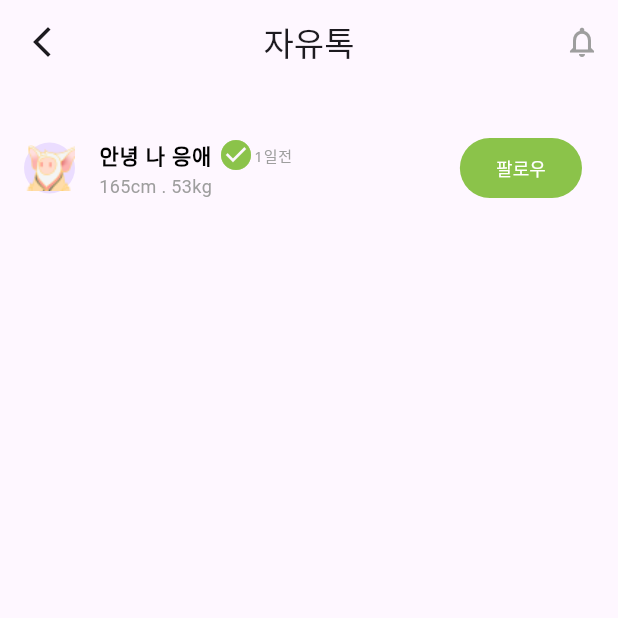
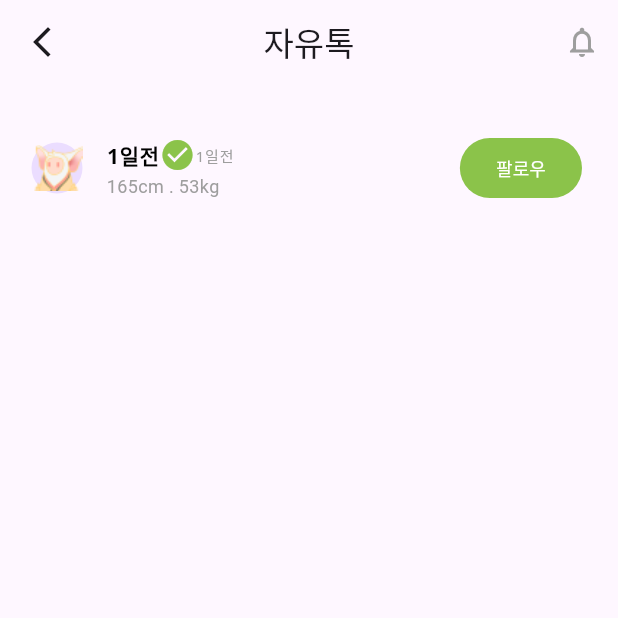
Before and after one commit to Jashwanth-Gowda-R/Hyperhire-assignment, a Flutter app: the screen it shows after launch, on a phone screen of 412 x 824 dp, the top half of it. Run offline on Flutter 3.47's test engine with Material 2 defaults, Android fonts, the phone set to English and light mode, and no system bars; Roboto replaces fonts that are missing (Noto Sans).

Commit message:
refactored post tile widget

```diff
--- a/lib/features/posts/pages/post_details_page.dart
+++ b/lib/features/posts/pages/post_details_page.dart
@@ -1,4 +1,6 @@
+// ignore_for_file: public_member_api_docs, sort_constructors_first
 import 'package:flutter/material.dart';
+import 'package:hyperhire/features/posts/widgets/post_title.dart';
 
 class PostDetailsPage extends StatefulWidget {
   const PostDetailsPage({super.key});
@@ -35,64 +37,16 @@ class _PostDetailsPageState extends State<PostDetailsPage> {
         child: Column(
           children: [
             Container(
-              // padding: const EdgeInsets.only(
-              //   left: 10,
-              //   right: 10,
-              // ),
-              child: ListTile(
-                leading: CircleAvatar(
-                  radius: 17,
-                  child: Image.asset('assets/images/leading.png'),
-                ),
-                title: const Row(
-                  children: [
-                    Text(
-                      '안녕 나 응애 ',
-                      style: TextStyle(
-                        color: Colors.black,
-                        fontWeight: FontWeight.bold,
-                        fontSize: 14,
-                        fontFamily: 'Noto Sans',
-                      ),
-                    ),
-                    Icon(
-                      Icons.check_circle,
-                      color: Colors.lightGreen,
-                    ),
-                    Text(
-                      '1일전',
-                      style: TextStyle(
-                        color: Colors.grey,
-                        fontSize: 10,
-                        fontFamily: 'Noto Sans',
-                      ),
-                    ),
-                  ],
-                ),
-                subtitle: const Text(
-                  '165cm . 53kg',
-                  style: TextStyle(
-                    color: Colors.grey,
-                    fontSize: 12,
-                    fontFamily: 'Roboto',
-                  ),
-                ),
-                trailing: ElevatedButton(
-                  onPressed: () {},
-                  style: ElevatedButton.styleFrom(
-                    elevation: 0,
-                    backgroundColor: Colors.lightGreen,
-                  ),
-                  child: const Text(
-                    '팔로우',
-                    style: TextStyle(
-                      color: Colors.white,
-                      fontSize: 12,
-                      fontFamily: 'Noto Sans',
-                      fontWeight: FontWeight.w500,
-                    ),
-                  ),
-                ),
+              padding: const EdgeInsets.only(
+                left: 5,
+                right: 0,
+              ),
+              child: const PostTitle(
+                assetPath: 'assets/images/leading.png',
+                title1: "안녕 나 응애 ",
+                title2: "1일전",
+                subtitle: "165cm . 53kg",
+                btntitle: "팔로우",
               ),
             )
           ],
--- /dev/null
+++ b/lib/features/posts/widgets/post_title.dart
@@ -0,0 +1,76 @@
+import 'package:flutter/material.dart';
+
+class PostTitle extends StatelessWidget {
+  const PostTitle({
+    Key? key,
+    required this.assetPath,
+    required this.title1,
+    required this.title2,
+    required this.subtitle,
+    required this.btntitle,
+  }) : super(key: key);
+  final String assetPath;
+  final String title1;
+  final String title2;
+  final String subtitle;
+  final String btntitle;
+
+  @override
+  Widget build(BuildContext context) {
+    return ListTile(
+      leading: CircleAvatar(
+        radius: 17,
+        child: Image.asset(assetPath),
+      ),
+      title: Row(
+        children: [
+          Text(
+            title2,
+            style: const TextStyle(
+              color: Colors.black,
+              fontWeight: FontWeight.bold,
+              fontSize: 14,
+              fontFamily: 'Noto Sans',
+            ),
+          ),
+          const Icon(
+            Icons.check_circle,
+            color: Colors.lightGreen,
+          ),
+          Text(
+            title2,
+            style: const TextStyle(
+              color: Colors.grey,
+              fontSize: 10,
+              fontFamily: 'Noto Sans',
+            ),
+          ),
+        ],
+      ),
+      subtitle: Text(
+        subtitle,
+        style: const TextStyle(
+          color: Colors.grey,
+          fontSize: 12,
+          fontFamily: 'Roboto',
+        ),
+      ),
+      trailing: ElevatedButton(
+        onPressed: () {},
+        style: ElevatedButton.styleFrom(
+          elevation: 0,
+          backgroundColor: Colors.lightGreen,
+        ),
+        child: Text(
+          btntitle,
+          style: const TextStyle(
+            color: Colors.white,
+            fontSize: 12,
+            fontFamily: 'Noto Sans',
+            fontWeight: FontWeight.w500,
+          ),
+        ),
+      ),
+    );
+  }
+}
```
